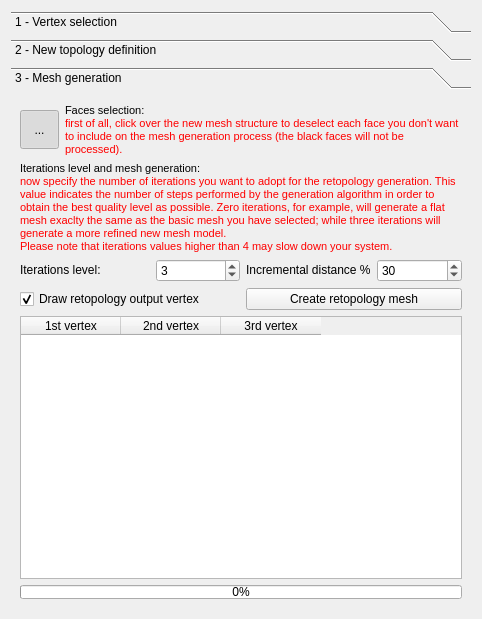
First picture: the form in src/fgt/edit_topo/edit_topodialog.ui, repository cnr-isti-vclab/meshlab, before the edit.
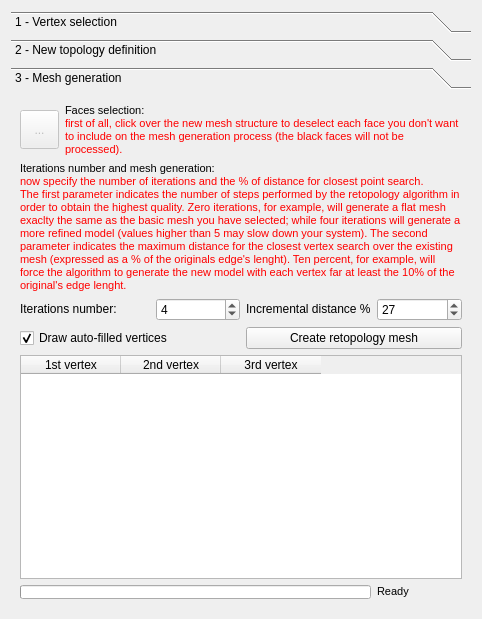
Second picture: the form after the edit. Icons and pictures are not drawn.

Commit message: Some minor bug fixed Laplacian smooth introduced in the retopology process

What changed in the file:
```diff
--- a/src/fgt/edit_topo/edit_topodialog.ui
+++ b/src/fgt/edit_topo/edit_topodialog.ui
@@ -556,6 +556,9 @@
       <layout class="QGridLayout" name="gridLayout" >
        <item row="0" column="0" >
         <widget class="QToolButton" name="ButtonConnectVertex_6" >
+         <property name="enabled" >
+          <bool>false</bool>
+         </property>
          <property name="minimumSize" >
           <size>
            <width>39</width>
@@ -582,11 +585,8 @@
            <height>24</height>
           </size>
          </property>
-         <property name="checkable" >
-          <bool>true</bool>
-         </property>
          <property name="checked" >
-          <bool>true</bool>
+          <bool>false</bool>
          </property>
          <property name="autoExclusive" >
           <bool>true</bool>
@@ -615,9 +615,9 @@
 &lt;html>&lt;head>&lt;meta name="qrichtext" content="1" />&lt;style type="text/css">
 p, li { white-space: pre-wrap; }
 &lt;/style>&lt;/head>&lt;body style=" font-family:'MS Shell Dlg 2'; font-size:9pt; font-weight:400; font-style:normal;">
-&lt;p style=" margin-top:0px; margin-bottom:0px; margin-left:0px; margin-right:0px; -qt-block-indent:0; text-indent:0px; font-size:8pt;">&lt;span style=" color:#000000;">Iterations level and mesh generation:&lt;/span>&lt;/p>
-&lt;p style=" margin-top:0px; margin-bottom:0px; margin-left:0px; margin-right:0px; -qt-block-indent:0; text-indent:0px; font-size:8pt; color:#ff0000;">now specify the number of iterations you want to adopt for the retopology generation. This value indicates the number of steps performed by the generation algorithm in order to obtain the best quality level as possible. Zero iterations, for example, will generate a flat mesh exaclty the same as the basic mesh you have selected; while three iterations will generate a more refined new mesh model.&lt;/p>
-&lt;p style=" margin-top:0px; margin-bottom:0px; margin-left:0px; margin-right:0px; -qt-block-indent:0; text-indent:0px; font-size:8pt; color:#ff0000;">Please note that iterations values higher than 4 may slow down your system.&lt;/p>&lt;/body>&lt;/html></string>
+&lt;p style=" margin-top:0px; margin-bottom:0px; margin-left:0px; margin-right:0px; -qt-block-indent:0; text-indent:0px; font-size:8pt;">&lt;span style=" color:#000000;">Iterations number and mesh generation:&lt;/span>&lt;/p>
+&lt;p style=" margin-top:0px; margin-bottom:0px; margin-left:0px; margin-right:0px; -qt-block-indent:0; text-indent:0px; font-size:8pt; color:#ff0000;">now specify the number of iterations and the % of distance for closest point search. &lt;/p>
+&lt;p style=" margin-top:0px; margin-bottom:0px; margin-left:0px; margin-right:0px; -qt-block-indent:0; text-indent:0px; font-size:8pt; color:#ff0000;">The first parameter indicates the number of steps performed by the retopology algorithm in order to obtain the highest quality. Zero iterations, for example, will generate a flat mesh exaclty the same as the basic mesh you have selected; while four iterations will generate a more refined model (values higher than 5 may slow down your system). The second parameter indicates the maximum distance for the closest vertex search over the existing mesh (expressed as a % of the originals edge's lenght). Ten percent, for example, will force the algorithm to generate the new model with each vertex far at least the 10% of the original's edge lenght.&lt;/p>&lt;/body>&lt;/html></string>
          </property>
          <property name="wordWrap" >
           <bool>true</bool>
@@ -631,7 +631,7 @@
 &lt;html>&lt;head>&lt;meta name="qrichtext" content="1" />&lt;style type="text/css">
 p, li { white-space: pre-wrap; }
 &lt;/style>&lt;/head>&lt;body style=" font-family:'MS Shell Dlg 2'; font-size:9pt; font-weight:400; font-style:normal;">
-&lt;p style=" margin-top:0px; margin-bottom:0px; margin-left:0px; margin-right:0px; -qt-block-indent:0; text-indent:0px; font-size:8pt;">&lt;span style=" font-size:9pt; color:#000000;">Iterations level:&lt;/span>&lt;/p>&lt;/body>&lt;/html></string>
+&lt;p style=" margin-top:0px; margin-bottom:0px; margin-left:0px; margin-right:0px; -qt-block-indent:0; text-indent:0px; font-size:8pt;">&lt;span style=" font-size:9pt; color:#000000;">Iterations number:&lt;/span>&lt;/p>&lt;/body>&lt;/html></string>
          </property>
         </widget>
        </item>
@@ -641,7 +641,7 @@
           <number>10</number>
          </property>
          <property name="value" >
-          <number>3</number>
+          <number>4</number>
          </property>
         </widget>
        </item>
@@ -665,7 +665,17 @@
           <number>100</number>
          </property>
          <property name="value" >
-          <number>30</number>
+          <number>27</number>
+         </property>
+        </widget>
+       </item>
+       <item row="3" column="0" colspan="3" >
+        <widget class="QCheckBox" name="checkBox" >
+         <property name="text" >
+          <string>Draw auto-filled vertices</string>
+         </property>
+         <property name="checked" >
+          <bool>true</bool>
          </property>
         </widget>
        </item>
@@ -708,7 +718,7 @@
          </column>
         </widget>
        </item>
-       <item row="5" column="0" colspan="5" >
+       <item row="5" column="0" colspan="4" >
         <widget class="QProgressBar" name="progressBar" >
          <property name="minimumSize" >
           <size>
@@ -725,15 +735,30 @@
          <property name="value" >
           <number>0</number>
          </property>
+         <property name="textVisible" >
+          <bool>false</bool>
+         </property>
         </widget>
        </item>
-       <item row="3" column="0" colspan="3" >
-        <widget class="QCheckBox" name="checkBox" >
+       <item row="5" column="4" >
+        <widget class="QLabel" name="labelStatusDesc" >
+         <property name="font" >
+          <font>
+           <family>MS Shell Dlg 2</family>
+           <pointsize>9</pointsize>
+           <weight>50</weight>
+           <italic>false</italic>
+           <bold>false</bold>
+           <underline>false</underline>
+           <strikeout>false</strikeout>
+          </font>
+         </property>
          <property name="text" >
-          <string>Draw retopology output vertex</string>
-         </property>
-         <property name="checked" >
-          <bool>true</bool>
+          <string>&lt;!DOCTYPE HTML PUBLIC "-//W3C//DTD HTML 4.0//EN" "http://www.w3.org/TR/REC-html40/strict.dtd">
+&lt;html>&lt;head>&lt;meta name="qrichtext" content="1" />&lt;style type="text/css">
+p, li { white-space: pre-wrap; }
+&lt;/style>&lt;/head>&lt;body style=" font-family:'MS Shell Dlg 2'; font-size:9pt; font-weight:400; font-style:normal;">
+&lt;p style=" margin-top:0px; margin-bottom:0px; margin-left:0px; margin-right:0px; -qt-block-indent:0; text-indent:0px;">&lt;span style=" font-size:8pt;">Ready&lt;/span>&lt;/p>&lt;/body>&lt;/html></string>
          </property>
         </widget>
        </item>
```
Left out of the diff: 10 changed lines with no effect on the pictures. The commit also changes 4 other files.
